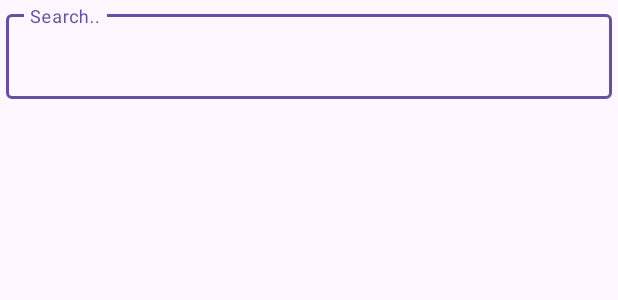
After one commit to kyungsik-kim92/Assignment_KS, an Android app: the layout fragment_search.xml on its own in the app's theme, with its tools: preview values and no code run, on a phone screen of 412 x 824 dp. The commit adds this screen. Shown: the top 300 px of the screen. Run offline under Robolectric (Android 15) with nearby library versions, the phone set to English and light mode, and no system bars.

Commit message:
책 검색 API를 가져올 준비

```diff
--- a/app/src/main/AndroidManifest.xml
+++ b/app/src/main/AndroidManifest.xml
@@ -1,6 +1,8 @@
 <?xml version="1.0" encoding="utf-8"?>
 <manifest xmlns:android="http://schemas.android.com/apk/res/android"
     xmlns:tools="http://schemas.android.com/tools">
+
+    <uses-permission android:name="android.permission.INTERNET" />
 
     <application
         android:allowBackup="true"
--- /dev/null
+++ b/app/src/main/res/layout/fragment_search.xml
@@ -0,0 +1,38 @@
+<?xml version="1.0" encoding="utf-8"?>
+<androidx.constraintlayout.widget.ConstraintLayout
+    xmlns:android="http://schemas.android.com/apk/res/android"
+    android:layout_width="match_parent"
+    android:layout_height="match_parent"
+    xmlns:app="http://schemas.android.com/apk/res-auto">
+
+    <com.google.android.material.textfield.TextInputLayout
+        android:id="@+id/tl_search"
+        style="@style/Widget.MaterialComponents.TextInputLayout.OutlinedBox"
+        android:layout_width="0dp"
+        android:layout_height="wrap_content"
+        android:hint="Search.."
+        android:padding="4dp"
+        app:endIconMode="clear_text"
+        app:layout_constraintEnd_toEndOf="parent"
+        app:layout_constraintStart_toStartOf="parent"
+        app:layout_constraintTop_toTopOf="parent">
+
+        <com.google.android.material.textfield.TextInputEditText
+            android:id="@+id/et_search"
+            android:layout_width="match_parent"
+            android:layout_height="match_parent"
+            android:inputType="textAutoComplete" />
+
+    </com.google.android.material.textfield.TextInputLayout>
+
+    <androidx.recyclerview.widget.RecyclerView
+        android:id="@+id/rv_search_result"
+        android:layout_width="0dp"
+        android:layout_height="0dp"
+        android:scrollbars="vertical"
+        app:layout_constraintBottom_toBottomOf="parent"
+        app:layout_constraintEnd_toEndOf="parent"
+        app:layout_constraintStart_toStartOf="parent"
+        app:layout_constraintTop_toBottomOf="@id/tl_search" />
+
+</androidx.constraintlayout.widget.ConstraintLayout>
```
Also changed, not shown: app/build.gradle (+14 -1 lines), app/src/main/java/com/example/assignment_ks/data/api/BookSearchApi.kt (added, +20 -0 lines), app/src/main/java/com/example/assignment_ks/data/api/RetrofitInstance.kt (added, +29 -0 lines), app/src/main/java/com/example/assignment_ks/data/model/Book.kt (added, +22 -0 lines), app/src/main/java/com/example/assignment_ks/data/model/Meta.kt (added, +15 -0 lines), app/src/main/java/com/example/assignment_ks/data/model/SearchResponse.kt (added, +13 -0 lines), app/src/main/res/layout/activity_main.xml (+6 -5 lines).
